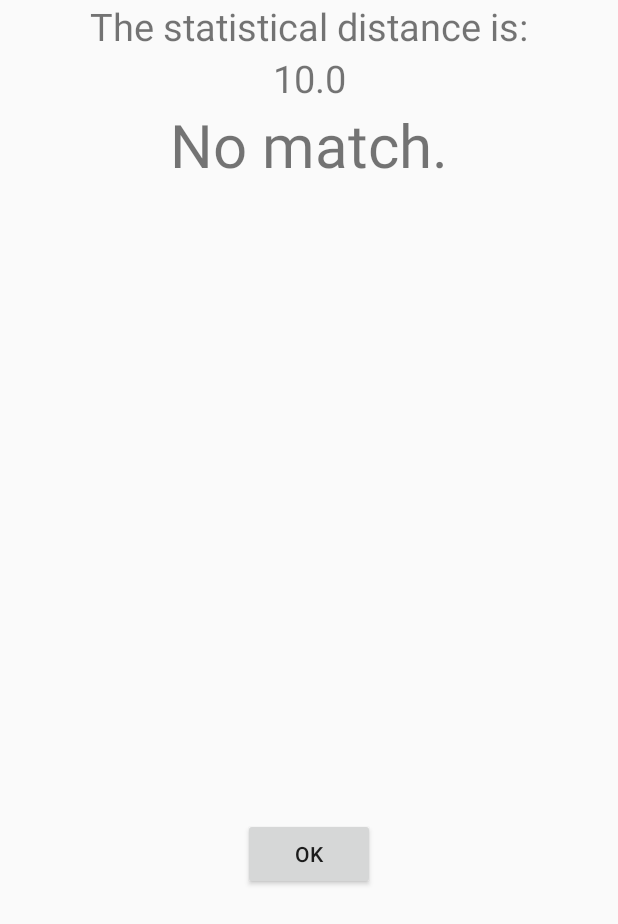
After one commit to RichardPrincen/Native-Android-Iris-Recognition, an Android app: the MatchResultActivity screen opened directly, with no data from a screen before it, on a phone screen of 412 x 824 dp. The commit adds this screen. Shown: the top 924 px of the screen. Run offline under Robolectric (Android 15) with nearby library versions, the phone set to English and light mode, and no system bars.

Commit message:
New match activity
Added an activity to display the chi squared distance and display whether or not a match has been found

```diff
--- /dev/null
+++ b/app/src/main/java/com/example/richard/nativeandroidopencv/MatchResultActivity.java
@@ -0,0 +1,39 @@
+package com.example.richard.nativeandroidopencv;
+
+import android.app.Activity;
+import android.content.Intent;
+import android.os.Bundle;
+import android.view.View;
+import android.view.WindowManager;
+import android.widget.TextView;
+
+
+public class MatchResultActivity extends Activity
+{
+	@Override
+	protected void onCreate(Bundle savedInstanceState)
+	{
+		super.onCreate(savedInstanceState);
+		getWindow().setFlags(WindowManager.LayoutParams.FLAG_FULLSCREEN,
+				WindowManager.LayoutParams.FLAG_FULLSCREEN);
+		setContentView(R.layout.activity_match_result);
+
+		Intent activityThatCalled = getIntent();
+		double passed = (double) activityThatCalled.getDoubleExtra("sendingDistance",10.0);
+		TextView tvDistance = (TextView) findViewById(R.id.distanceText);
+		tvDistance.setText(""+passed);
+
+		TextView tvMatch = (TextView) findViewById(R.id.matchText);
+		if (passed < 0.7)
+			tvMatch.setText("Match.");
+		else
+			tvMatch.setText("No match.");
+	}
+
+	public void buttonOKClicked(View view)
+	{
+		Intent returnToCameraView = new Intent();
+		setResult(RESULT_OK, returnToCameraView);
+		finish();
+	}
+}
--- /dev/null
+++ b/app/src/main/res/layout/activity_match_result.xml
@@ -0,0 +1,46 @@
+<?xml version="1.0" encoding="utf-8"?>
+<LinearLayout xmlns:android="http://schemas.android.com/apk/res/android"
+              android:layout_width="match_parent"
+              android:layout_height="match_parent"
+              android:orientation="vertical">
+
+    <LinearLayout
+        android:layout_width="match_parent"
+        android:layout_height="545dp"
+        android:orientation="vertical">
+
+        <TextView
+            android:id="@+id/textView2"
+            android:layout_width="match_parent"
+            android:layout_height="wrap_content"
+            android:layout_gravity="center_vertical"
+            android:gravity="center"
+            android:text="The statistical distance is:"
+            android:textSize="25dp"/>
+
+        <TextView
+            android:id="@+id/distanceText"
+            android:layout_width="match_parent"
+            android:layout_height="wrap_content"
+            android:layout_gravity="center_vertical"
+            android:gravity="center"
+            android:textSize="25dp"/>
+
+        <TextView
+            android:id="@+id/matchText"
+            android:layout_width="match_parent"
+            android:layout_height="wrap_content"
+            android:layout_gravity="center_vertical"
+            android:gravity="center"
+            android:textSize="40dp"/>
+
+    </LinearLayout>
+
+    <Button
+        android:id="@+id/okButton"
+        android:layout_width="wrap_content"
+        android:layout_height="wrap_content"
+        android:layout_gravity="center"
+        android:onClick="buttonOKClicked"
+        android:text="OK"/>
+</LinearLayout>
```
Also changed, not shown: app/src/main/AndroidManifest.xml (+7 -2 lines), app/src/main/java/com/example/richard/nativeandroidopencv/CameraAuthenticateActivity.java (+6 -47 lines), 1 other file.
